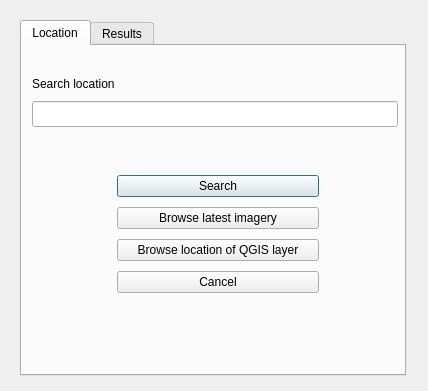
First picture: the form in OpenAerialMap/gui/ui/img_search_dialog.ui, repository hotosm/oam-qgis-plugin, before the edit.
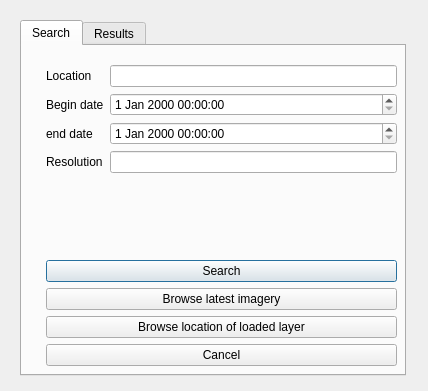
Second picture: the form after the edit.

Commit message: Changes to the search dialog design.

```diff
--- a/OpenAerialMap/gui/ui/img_search_dialog.ui
+++ b/OpenAerialMap/gui/ui/img_search_dialog.ui
@@ -27,40 +27,63 @@
    </property>
    <widget class="QWidget" name="location_tab">
     <attribute name="title">
-     <string>Location</string>
+     <string>Search</string>
     </attribute>
-    <widget class="QLineEdit" name="lineEdit">
-     <property name="geometry">
-      <rect>
-       <x>10</x>
-       <y>55</y>
-       <width>366</width>
-       <height>26</height>
-      </rect>
-     </property>
-    </widget>
-    <widget class="QLabel" name="label_2">
-     <property name="geometry">
-      <rect>
-       <x>10</x>
-       <y>30</y>
-       <width>136</width>
-       <height>16</height>
-      </rect>
-     </property>
-     <property name="text">
-      <string>Search location</string>
-     </property>
-    </widget>
     <widget class="QWidget" name="">
      <property name="geometry">
       <rect>
-       <x>95</x>
-       <y>125</y>
-       <width>202</width>
-       <height>128</height>
+       <x>24</x>
+       <y>19</y>
+       <width>351</width>
+       <height>301</height>
       </rect>
      </property>
+     <layout class="QVBoxLayout" name="verticalLayout_2">
+      <item>
+       <layout class="QFormLayout" name="formLayout">
+        <item row="0" column="0">
+         <widget class="QLabel" name="label_2">
+          <property name="text">
+           <string>Location</string>
+          </property>
+         </widget>
+        </item>
+        <item row="0" column="1">
+         <widget class="QLineEdit" name="lineEdit"/>
+        </item>
+        <item row="1" column="0">
+         <widget class="QLabel" name="label_3">
+          <property name="text">
+           <string>Begin date</string>
+          </property>
+         </widget>
+        </item>
+        <item row="1" column="1">
+         <widget class="QDateTimeEdit" name="sense_start_edit"/>
+        </item>
+        <item row="2" column="0">
+         <widget class="QLabel" name="label_4">
+          <property name="text">
+           <string>end date</string>
+          </property>
+         </widget>
+        </item>
+        <item row="2" column="1">
+         <widget class="QDateTimeEdit" name="sense_start_edit_2"/>
+        </item>
+        <item row="3" column="0">
+         <widget class="QLabel" name="label_5">
+          <property name="text">
+           <string>Resolution</string>
+          </property>
+         </widget>
+        </item>
+        <item row="3" column="1">
+         <widget class="QLineEdit" name="lineEdit_2"/>
+        </item>
+       </layout>
+      </item>
+      <item>
      <layout class="QVBoxLayout" name="verticalLayout">
       <item>
        <widget class="QPushButton" name="pushButton">
@@ -79,7 +102,7 @@
       <item>
        <widget class="QPushButton" name="pushButton_3">
         <property name="text">
-         <string>Browse location of QGIS layer</string>
+           <string>Browse location of loaded layer</string>
         </property>
        </widget>
       </item>
@@ -89,6 +112,8 @@
          <string>Cancel</string>
         </property>
        </widget>
+        </item>
+       </layout>
       </item>
      </layout>
     </widget>
```
Left out of the diff: 2 changed lines with no effect on the pictures. Lines whose indentation alone changed are shown as unchanged.
